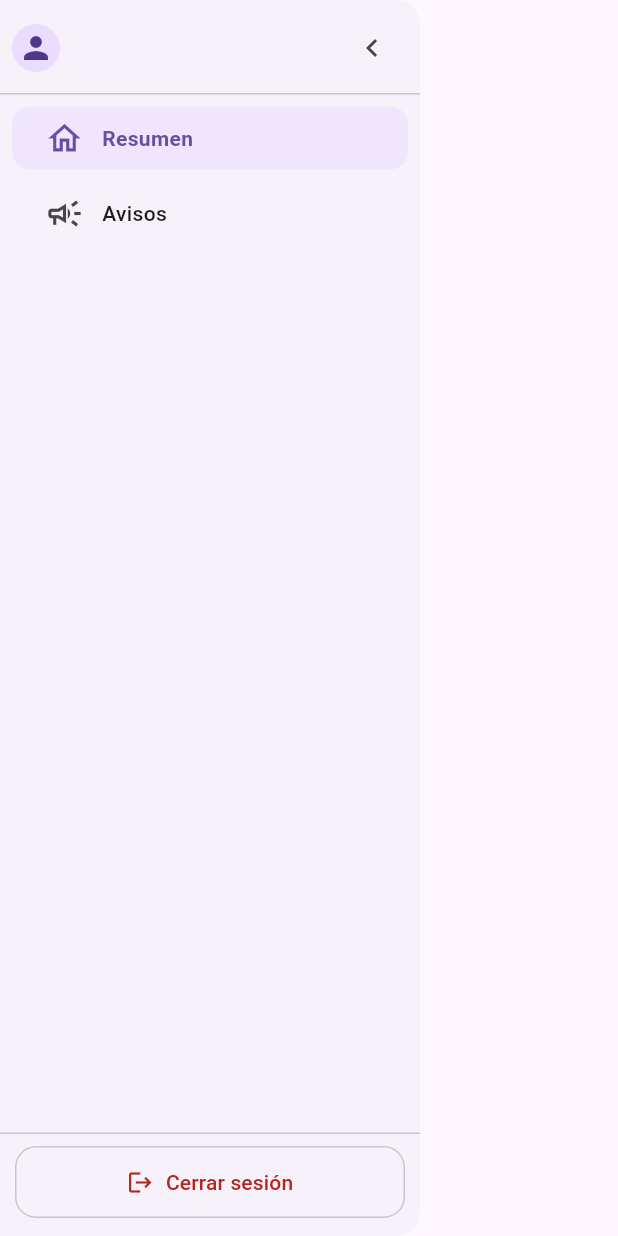
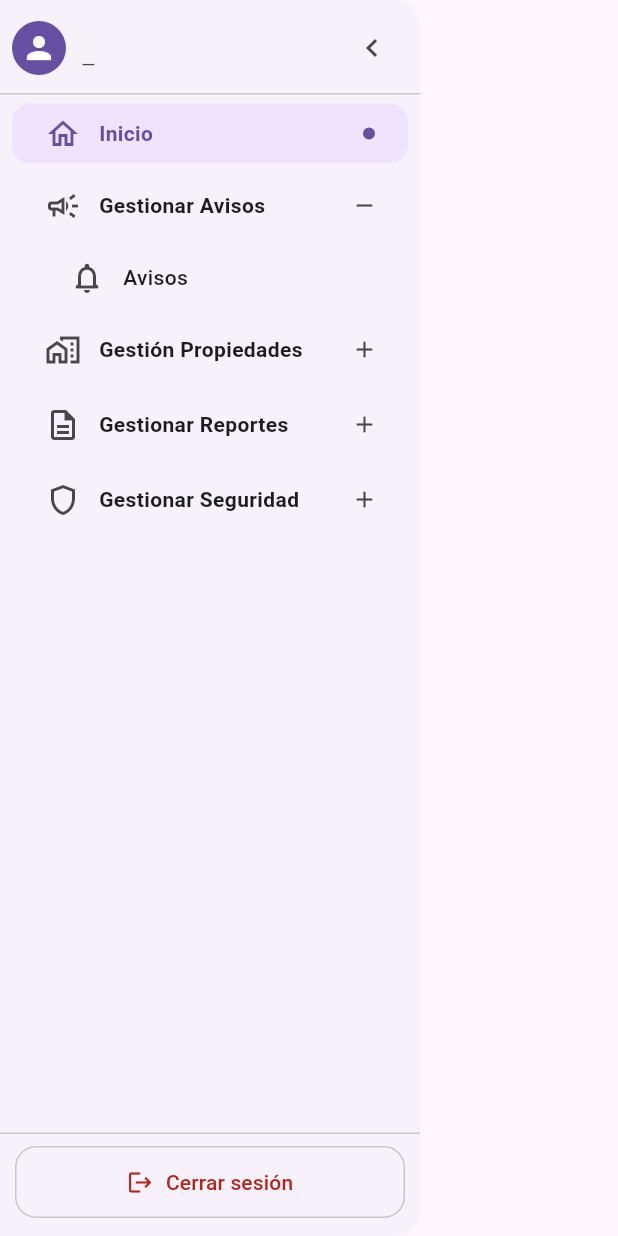
Before and after one commit to JulioCesarTA/Mobile1erExamen, a Flutter app: the _AppDrawer widget shown alone on an empty page, opened directly with empty values, on a phone screen of 412 x 824 dp. Run offline on Flutter 3.47's test engine with Material 3 defaults, Android fonts, the phone set to English and light mode, and no system bars; our stand-ins replace flutter_secure_storage; missing offline and left inert: jwt_decode; accounts and stored records are empty.

Commit message:
dashboard final

```diff
--- a/lib/screens/dashboard_screen.dart
+++ b/lib/screens/dashboard_screen.dart
@@ -1,24 +1,31 @@
-// lib/screens/dashboard_screen.dart
 import 'package:flutter/material.dart';
 import '../services/api_service.dart';
+
+// Páginas
+import 'home_screen.dart';
 import 'notices_screen.dart';
 
 class DashboardScreen extends StatefulWidget {
   const DashboardScreen({super.key});
-
   @override
   State<DashboardScreen> createState() => _DashboardScreenState();
+}
+
+enum AppRoute {
+  dashboard,   // Inicio
+  notices,     // Avisos
+  reports,     // Gestionar Reportes
+  security,    // Gestionar Seguridad
 }
 
 class _DashboardScreenState extends State<DashboardScreen> {
   Map<String, dynamic>? _user;
   bool _loading = true;
-  int _selectedIndex = 0; // 0: Resumen, 1: Avisos
 
   final _scaffoldKey = GlobalKey<ScaffoldState>();
+  bool _miniDrawer = false;
 
-  // Estado del Drawer (expandido/compacto)
-  bool _miniDrawer = false;
+  AppRoute _route = AppRoute.dashboard;
 
   @override
   void initState() {
@@ -47,121 +54,144 @@ class _DashboardScreenState extends State<DashboardScreen> {
     Navigator.pushNamedAndRemoveUntil(context, '/login', (_) => false);
   }
 
-  String _titleFor(int index) {
-    switch (index) {
-      case 1:
+  String _titleFor(AppRoute r) {
+    switch (r) {
+      case AppRoute.notices:
         return 'Avisos';
-      case 0:
+      case AppRoute.reports:
+        return 'Gestionar Reportes';
+      case AppRoute.security:
+        return 'Gestionar Seguridad';
+      case AppRoute.dashboard:
       default:
-        return 'Dashboard';
+        return 'Inicio';
+    }
+  }
+
+  Widget _screenFor(AppRoute r) {
+    if (_loading) return const Center(child: CircularProgressIndicator());
+    switch (r) {
+      case AppRoute.notices:
+        return const NoticesScreen();
+      case AppRoute.reports:
+        return const _PlaceholderPage(title: 'Gestionar Reportes');
+      case AppRoute.security:
+        return const _PlaceholderPage(title: 'Gestionar Seguridad');
+      case AppRoute.dashboard:
+      default:
+        return HomeScreen(user: _user);
     }
   }
 
   void _openDrawer() => _scaffoldKey.currentState?.openDrawer();
-
-  void _selectTab(int i) {
-    setState(() => _selectedIndex = i);
-    Navigator.of(context).maybePop(); // cierra el Drawer si está abierto
+  void _go(AppRoute r) {
+    setState(() => _route = r);
+    Navigator.of(context).maybePop();
   }
 
   @override
   Widget build(BuildContext context) {
-    final body = _loading
-        ? const Center(child: CircularProgressIndicator())
-        : IndexedStack(
-            index: _selectedIndex,
-            children: [
-              _ProfilePanel(user: _user),
-              const NoticesScreen(),
-            ],
-          );
-
     return Scaffold(
       key: _scaffoldKey,
-      // Drawer "overlay" — NO empuja el contenido
       drawerScrimColor: Colors.black.withOpacity(0.28),
       drawer: _AppDrawer(
         user: _user,
         mini: _miniDrawer,
         onToggleMini: (v) => setState(() => _miniDrawer = v),
-        selectedIndex: _selectedIndex,
-        onSelect: _selectTab,
+        current: _route,
+        onGo: _go,
         onLogout: () {
-          Navigator.pop(context); // cierra el drawer
+          Navigator.pop(context);
           _logout();
         },
       ),
       appBar: AppBar(
-        title: Text(_titleFor(_selectedIndex)),
-        // Ícono de menú para abrir el drawer
-        leading: IconButton(
-          icon: const Icon(Icons.menu),
-          onPressed: _openDrawer,
-          tooltip: 'Menú',
-        ),
+        title: Text(_titleFor(_route)),
+        leading: IconButton(icon: const Icon(Icons.menu), onPressed: _openDrawer),
       ),
-      body: body,
+      body: _screenFor(_route),
     );
   }
 }
 
-/// Drawer personalizado: overlay, compacto/expandido, logout abajo.
-class _AppDrawer extends StatelessWidget {
+/// Drawer (sin Áreas/Reservas, pero con la carpeta “Gestión Propiedades”)
+class _AppDrawer extends StatefulWidget {
   const _AppDrawer({
     required this.user,
     required this.mini,
     required this.onToggleMini,
-    required this.selectedIndex,
-    required this.onSelect,
+    required this.current,
+    required this.onGo,
     required this.onLogout,
   });
 
   final Map<String, dynamic>? user;
   final bool mini;
   final ValueChanged<bool> onToggleMini;
-  final int selectedIndex;
-  final ValueChanged<int> onSelect;
+  final AppRoute current;
+  final ValueChanged<AppRoute> onGo;
   final VoidCallback onLogout;
+
+  @override
+  State<_AppDrawer> createState() => _AppDrawerState();
+}
+
+class _AppDrawerState extends State<_AppDrawer> {
+  final Map<String, bool> _open = {
+    'avisos'      : true,
+    'propiedades' : false, // << carpeta pedida
+    'reportes'    : false,
+    'seguridad'   : false,
+  };
 
   @override
   Widget build(BuildContext context) {
     final cs = Theme.of(context).colorScheme;
-    final width = mini ? 92.0 : 280.0;
+    final width = widget.mini ? 92.0 : 280.0;
 
     final fullName = [
-      (user?['first_name'] ?? '').toString().trim(),
-      (user?['last_name'] ?? '').toString().trim(),
+      (widget.user?['first_name'] ?? '').toString().trim(),
+      (widget.user?['last_name'] ?? '').toString().trim(),
     ].where((e) => e.isNotEmpty).join(' ');
-    final email = (user?['email'] ?? '').toString();
+    final email = (widget.user?['email'] ?? '').toString();
+    final role = (widget.user?['role'] ?? '').toString();
 
     return Drawer(
       width: width,
       shape: const RoundedRectangleBorder(
-        borderRadius: BorderRadius.only(
-          topRight: Radius.circular(16),
-          bottomRight: Radius.circular(16),
-        ),
+        borderRadius: BorderRadius.only(topRight: Radius.circular(16), bottomRight: Radius.circular(16)),
       ),
       child: SafeArea(
         child: Column(
           children: [
-            // Toggler mini/expandido
+            // Header + toggler mini
             Padding(
               padding: const EdgeInsets.fromLTRB(8, 8, 8, 0),
               child: Row(
                 children: [
-                  if (!mini)
+                  if (!widget.mini)
                     Expanded(
                       child: Row(
                         children: [
-                          const CircleAvatar(radius: 16, child: Icon(Icons.person)),
+                          CircleAvatar(
+                            radius: 18,
+                            backgroundColor: cs.primary,
+                            child: const Icon(Icons.person, color: Colors.white),
+                          ),
                           const SizedBox(width: 10),
                           Expanded(
-                            child: Text(
-                              fullName.isNotEmpty ? fullName : email,
-                              maxLines: 1,
-                              overflow: TextOverflow.ellipsis,
-                              style: const TextStyle(fontWeight: FontWeight.w600),
+                            child: Column(
+                              crossAxisAlignment: CrossAxisAlignment.start,
+                              children: [
+                                Text(fullName.isNotEmpty ? fullName : email,
+                                    maxLines: 1,
+                                    overflow: TextOverflow.ellipsis,
+                                    style: const TextStyle(fontWeight: FontWeight.w600)),
+                                Text(role.isEmpty ? '—' : role,
+                                    maxLines: 1,
+                                    overflow: TextOverflow.ellipsis,
+                                    style: TextStyle(color: cs.onSurfaceVariant, fontSize: 12)),
+                              ],
                             ),
                           ),
                         ],
@@ -170,10 +200,10 @@ class _AppDrawer extends StatelessWidget {
                   else
                     const SizedBox(width: 8),
                   Tooltip(
-                    message: mini ? 'Expandir' : 'Contraer',
+                    message: widget.mini ? 'Expandir' : 'Contraer',
                     child: IconButton(
-                      onPressed: () => onToggleMini(!mini),
-                      icon: Icon(mini ? Icons.chevron_right : Icons.chevron_left),
+                      onPressed: () => widget.onToggleMini(!widget.mini),
+                      icon: Icon(widget.mini ? Icons.chevron_right : Icons.chevron_left),
                     ),
                   ),
                 ],
@@ -182,50 +212,86 @@ class _AppDrawer extends StatelessWidget {
             const SizedBox(height: 6),
             const Divider(height: 1),
 
-            // Items
-            _DrawerItem(
-              mini: mini,
+            // Inicio
+            _DrawerButton(
+              mini: widget.mini,
               icon: Icons.home_outlined,
-              label: 'Resumen',
-              selected: selectedIndex == 0,
-              onTap: () => onSelect(0),
+              label: 'Inicio',
+              selected: widget.current == AppRoute.dashboard,
+              onTap: () => widget.onGo(AppRoute.dashboard),
             ),
-            _DrawerItem(
-              mini: mini,
+
+            // Gestionar Avisos
+            _SectionHeader(
+              mini: widget.mini,
               icon: Icons.campaign_outlined,
-              label: 'Avisos',
-              selected: selectedIndex == 1,
-              onTap: () => onSelect(1),
+              label: 'Gestionar Avisos',
+              open: _open['avisos']!,
+              onToggle: () => setState(() => _open['avisos'] = !_open['avisos']!),
+            ),
+            if (_open['avisos']! && !widget.mini)
+              _DrawerButton(
+                mini: widget.mini,
+                depth: 1,
+                icon: Icons.notifications_none_rounded,
+                label: 'Avisos',
+                selected: widget.current == AppRoute.notices,
+                onTap: () => widget.onGo(AppRoute.notices),
+              ),
+
+            // Gestión Propiedades (solo la carpeta, sin subitems)
+            _SectionHeader(
+              mini: widget.mini,
+              icon: Icons.home_work_outlined,
+              label: 'Gestión Propiedades',
+              open: _open['propiedades']!,
+              onToggle: () => setState(() => _open['propiedades'] = !_open['propiedades']!),
+            ),
+
+            // Gestionar Reportes
+            _SectionHeader(
+              mini: widget.mini,
+              icon: Icons.description_outlined,
+              label: 'Gestionar Reportes',
+              open: _open['reportes']!,
+              onToggle: () => setState(() => _open['reportes'] = !_open['reportes']!),
+            ),
+
+            // Gestionar Seguridad
+            _SectionHeader(
+              mini: widget.mini,
+              icon: Icons.shield_outlined,
+              label: 'Gestionar Seguridad',
+              open: _open['seguridad']!,
+              onToggle: () => setState(() => _open['seguridad'] = !_open['seguridad']!),
             ),
 
             const Spacer(),
             const Divider(height: 1),
 
-            // Logout abajo
+            // Logout
             Padding(
               padding: const EdgeInsets.fromLTRB(10, 8, 10, 12),
-              child: mini
+              child: widget.mini
                   ? Tooltip(
                       message: 'Cerrar sesión',
                       child: IconButton(
-                        onPressed: onLogout,
+                        onPressed: widget.onLogout,
                         icon: const Icon(Icons.logout),
-                        color: cs.error,
+                        color: Theme.of(context).colorScheme.error,
                       ),
                     )
                   : SizedBox(
                       width: double.infinity,
                       child: OutlinedButton.icon(
-                        onPressed: onLogout,
+                        onPressed: widget.onLogout,
                         icon: const Icon(Icons.logout),
                         label: const Text('Cerrar sesión'),
                         style: OutlinedButton.styleFrom(
-                          foregroundColor: cs.error,
-                          side: BorderSide(color: cs.outlineVariant),
+                          foregroundColor: Theme.of(context).colorScheme.error,
+                          side: BorderSide(color: Theme.of(context).colorScheme.outlineVariant),
                           padding: const EdgeInsets.symmetric(vertical: 14),
-                          shape: RoundedRectangleBorder(
-                            borderRadius: BorderRadius.circular(14),
-                          ),
+                          shape: RoundedRectangleBorder(borderRadius: BorderRadius.circular(14)),
                         ),
                       ),
                     ),
@@ -237,13 +303,60 @@ class _AppDrawer extends StatelessWidget {
   }
 }
 
-class _DrawerItem extends StatelessWidget {
-  const _DrawerItem({
+class _SectionHeader extends StatelessWidget {
+  const _SectionHeader({
+    required this.mini,
+    required this.icon,
+    required this.label,
+    required this.open,
+    required this.onToggle,
+  });
+
+  final bool mini;
+  final IconData icon;
+  final String label;
+  final bool open;
+  final VoidCallback onToggle;
+
+  @override
+  Widget build(BuildContext context) {
+    final cs = Theme.of(context).colorScheme;
+    return Padding(
+      padding: const EdgeInsets.fromLTRB(8, 6, 8, 0),
+      child: InkWell(
+        borderRadius: BorderRadius.circular(12),
+        onTap: onToggle,
+        child: Container(
+          padding: EdgeInsets.symmetric(horizontal: mini ? 0 : 12, vertical: 10),
+          child: Row(
+            children: [
+              const SizedBox(width: 10),
+              Icon(icon, color: cs.onSurfaceVariant),
+              if (!mini) ...[
+                const SizedBox(width: 12),
+                Expanded(
+                  child: Text(label,
+                      maxLines: 1, overflow: TextOverflow.ellipsis, style: const TextStyle(fontWeight: FontWeight.w600)),
+                ),
+                Icon(open ? Icons.remove : Icons.add, size: 18, color: cs.onSurfaceVariant),
+              ],
+              const SizedBox(width: 8),
+            ],
+          ),
+        ),
+      ),
+    );
+  }
+}
+
+class _DrawerButton extends StatelessWidget {
+  const _DrawerButton({
     required this.mini,
     required this.icon,
     required this.label,
     required this.onTap,
     this.selected = false,
+    this.depth = 0,
   });
 
   final bool mini;
@@ -251,147 +364,56 @@ class _DrawerItem extends StatelessWidget {
   final String label;
   final VoidCallback onTap;
   final bool selected;
+  final int depth;
 
   @override
   Widget build(BuildContext context) {
     final cs = Theme.of(context).colorScheme;
-    final bg = selected ? cs.primaryContainer.withOpacity(0.6) : Colors.transparent;
+    final bg = selected ? cs.primaryContainer.withOpacity(0.65) : Colors.transparent;
     final ic = selected ? cs.primary : cs.onSurfaceVariant;
     final tx = selected ? cs.primary : cs.onSurface;
+    final leftPad = mini ? 0.0 : (depth == 0 ? 12.0 : 28.0);
 
     final child = Container(
-      decoration: BoxDecoration(
-        color: bg,
-        borderRadius: BorderRadius.circular(12),
-      ),
-      padding: EdgeInsets.symmetric(
-        horizontal: mini ? 0 : 12,
-        vertical: 8,
-      ),
+      decoration: BoxDecoration(color: bg, borderRadius: BorderRadius.circular(12)),
+      padding: EdgeInsets.symmetric(horizontal: leftPad, vertical: 8),
       child: Row(
         children: [
           const SizedBox(width: 10),
-          Icon(icon, color: ic, size: 26),
+          Icon(icon, color: ic, size: 24),
           if (!mini) ...[
             const SizedBox(width: 12),
             Expanded(
-              child: Text(
-                label,
-                style: TextStyle(
-                  fontWeight: selected ? FontWeight.w600 : FontWeight.w500,
-                  color: tx,
-                ),
-              ),
+              child: Text(label,
+                  maxLines: 1, overflow: TextOverflow.ellipsis, style: TextStyle(
+                    fontWeight: selected ? FontWeight.w600 : FontWeight.w500, color: tx)),
+            ),
+            AnimatedOpacity(
+              opacity: selected ? 1 : 0,
+              duration: const Duration(milliseconds: 150),
+              child: Container(width: 8, height: 8, margin: const EdgeInsets.only(right: 4),
+                decoration: BoxDecoration(color: cs.primary, shape: BoxShape.circle)),
             ),
           ],
-          const SizedBox(width: 8),
+          const SizedBox(width: 6),
         ],
       ),
     );
 
     return Padding(
-      padding: const EdgeInsets.fromLTRB(8, 8, 8, 0),
+      padding: const EdgeInsets.fromLTRB(8, 6, 8, 0),
       child: mini
-          ? Tooltip(
-              message: label,
-              child: InkWell(
-                borderRadius: BorderRadius.circular(12),
-                onTap: onTap,
-                child: SizedBox(height: 48, child: child),
-              ),
-            )
-          : InkWell(
-              borderRadius: BorderRadius.circular(12),
-              onTap: onTap,
-              child: child,
-            ),
+          ? Tooltip(message: label, child: InkWell(borderRadius: BorderRadius.circular(12), onTap: onTap, child: SizedBox(height: 46, child: child)))
+          : InkWell(borderRadius: BorderRadius.circular(12), onTap: onTap, child: child),
     );
   }
 }
 
-// Panel "Resumen" (igual al tuyo, encapsulado y sin cambios de lógica)
-class _ProfilePanel extends StatelessWidget {
-  const _ProfilePanel({required this.user});
-
-  final Map<String, dynamic>? user;
-
+class _PlaceholderPage extends StatelessWidget {
+  const _PlaceholderPage({required this.title});
+  final String title;
   @override
   Widget build(BuildContext context) {
-    final String roleRaw = (user?['role']?.toString().trim() ?? '');
-    final String role = roleRaw.isEmpty ? '—' : roleRaw;
-    final String email = (user?['email']?.toString() ?? '');
-    final String fullName = [
-      (user?['first_name'] ?? '').toString().trim(),
-      (user?['last_name'] ?? '').toString().trim(),
-    ].where((e) => e.isNotEmpty).join(' ');
-    final List<String> extraPermissions =
-        ((user?['extra_permissions'] as List?) ?? [])
-            .map((e) => e.toString())
-            .toList();
-
-    return Padding(
-      padding: const EdgeInsets.all(16),
-      child: ListView(
-        children: [
-          Card(
-            child: Padding(
-              padding: const EdgeInsets.all(16),
-              child: Wrap(
-                runSpacing: 10,
-                children: [
-                  Row(
-                    children: [
-                      const CircleAvatar(child: Icon(Icons.person)),
-                      const SizedBox(width: 12),
-                      Expanded(
-                        child: Column(
-                          crossAxisAlignment: CrossAxisAlignment.start,
-                          children: [
-                            Text(
-                              fullName.isEmpty ? email : fullName,
-                              style: Theme.of(context).textTheme.titleMedium,
-                            ),
-                            Text(
-                              email,
-                              style: Theme.of(context).textTheme.bodyMedium,
-                            ),
-                          ],
-                        ),
-                      ),
-                    ],
-                  ),
-                  const Divider(height: 24),
-                  Row(
-                    children: [
-                      const Text(
-                        'Rol: ',
-                        style: TextStyle(fontWeight: FontWeight.bold),
-                      ),
-                      Text(role),
-                    ],
-                  ),
-                  const SizedBox(height: 10),
-                  const Text(
-                    'Permisos:',
-                    style: TextStyle(fontWeight: FontWeight.bold),
-                  ),
-                  const SizedBox(height: 8),
-                  if (extraPermissions.isEmpty)
-                    const Text('—')
-                  else
-                    Wrap(
-                      spacing: 8,
-                      runSpacing: 8,
-                      children: extraPermissions
-                          .map((p) => Chip(label: Text(p)))
-                          .toList(),
-                    ),
-                ],
-              ),
-            ),
-          ),
-        ],
-      ),
-    );
+    return Center(child: Text(title, style: Theme.of(context).textTheme.headlineSmall));
   }
 }
```
Also changed, not shown: lib/screens/home_screen.dart (added, +122 -0 lines).
